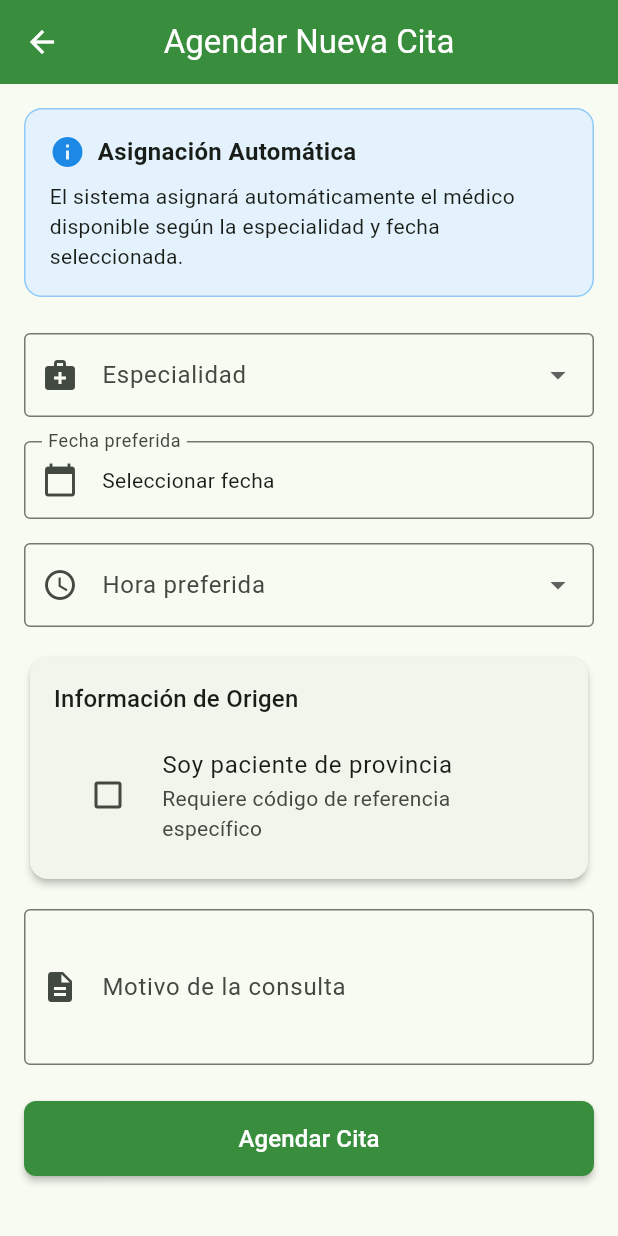
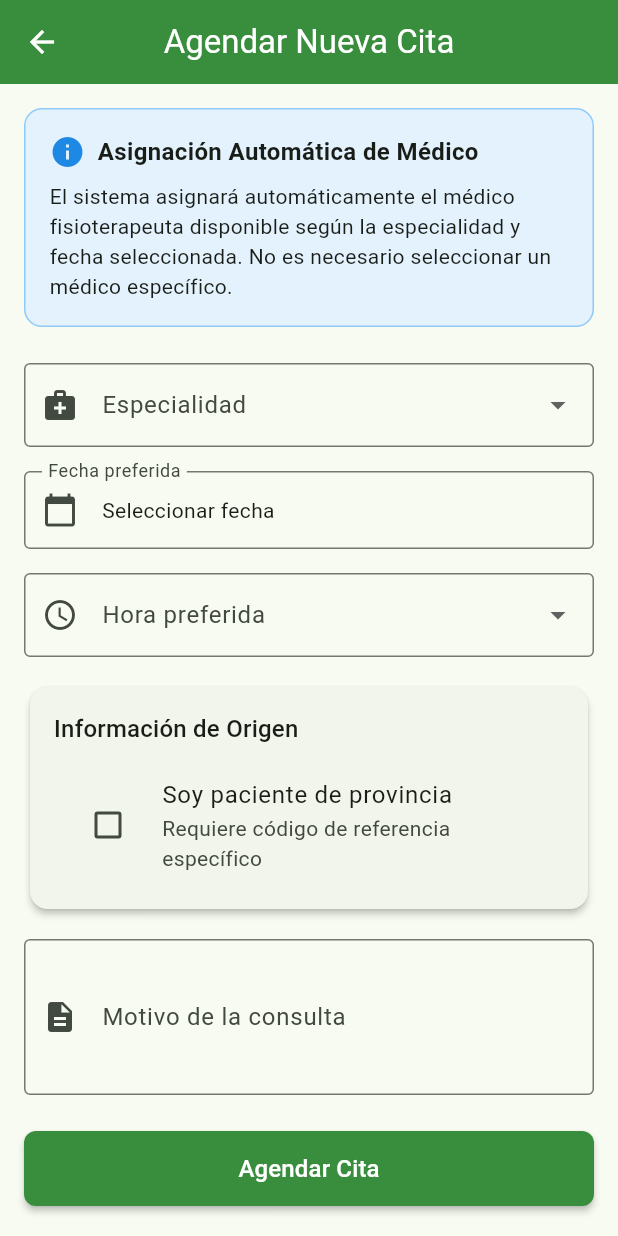
Before and after one commit to Gaby-Vistin/Agencitas, a Flutter app: the AppointmentBookingScreen screen opened directly with empty values, on a phone screen of 412 x 824 dp. Run offline on Flutter 3.47's test engine with Material 3 defaults, Android fonts, the phone set to English and light mode, and no system bars; our stand-ins replace email_validator, shared_preferences, sqflite; accounts and stored records are empty.

Commit message:
Docs: Aclarar que asignación de doctores es automática para pacientes

```diff
--- a/lib/screens/patient/patient_appointments.dart
+++ b/lib/screens/patient/patient_appointments.dart
@@ -1029,7 +1029,7 @@ class _AppointmentBookingScreenState extends State<AppointmentBookingScreen> {
                       Icon(Icons.info, color: Colors.blue[600]),
                       const SizedBox(width: 8),
                       const Text(
-                        'Asignación Automática',
+                        'Asignación Automática de Médico',
                         style: TextStyle(
                           fontWeight: FontWeight.bold,
                           fontSize: 16,
@@ -1039,7 +1039,7 @@ class _AppointmentBookingScreenState extends State<AppointmentBookingScreen> {
                   ),
                   const SizedBox(height: 8),
                   const Text(
-                    'El sistema asignará automáticamente el médico disponible según la especialidad y fecha seleccionada.',
+                    'El sistema asignará automáticamente el médico fisioterapeuta disponible según la especialidad y fecha seleccionada. No es necesario seleccionar un médico específico.',
                     style: TextStyle(fontSize: 14),
                   ),
                 ],
@@ -1308,8 +1308,12 @@ class _AppointmentBookingScreenState extends State<AppointmentBookingScreen> {
     final doctors = _doctorsBySpecialty[_selectedSpecialty!] ?? [];
     if (doctors.isEmpty) return 'No hay doctores disponibles';
 
-    // Simular asignación automática basada en disponibilidad
-    final availableDoctor = doctors.first; // En la práctica, se verificaría disponibilidad real
+    // ASIGNACIÓN AUTOMÁTICA: El paciente NO puede seleccionar al doctor
+    // El sistema asigna automáticamente el doctor disponible según:
+    // 1. La especialidad seleccionada
+    // 2. La fecha preferida
+    // 3. La disponibilidad del doctor (horarios libres)
+    final availableDoctor = doctors.first; // En producción: verificar disponibilidad real en BD
     return '${availableDoctor.name} - $_selectedSpecialty';
   }
 
```
